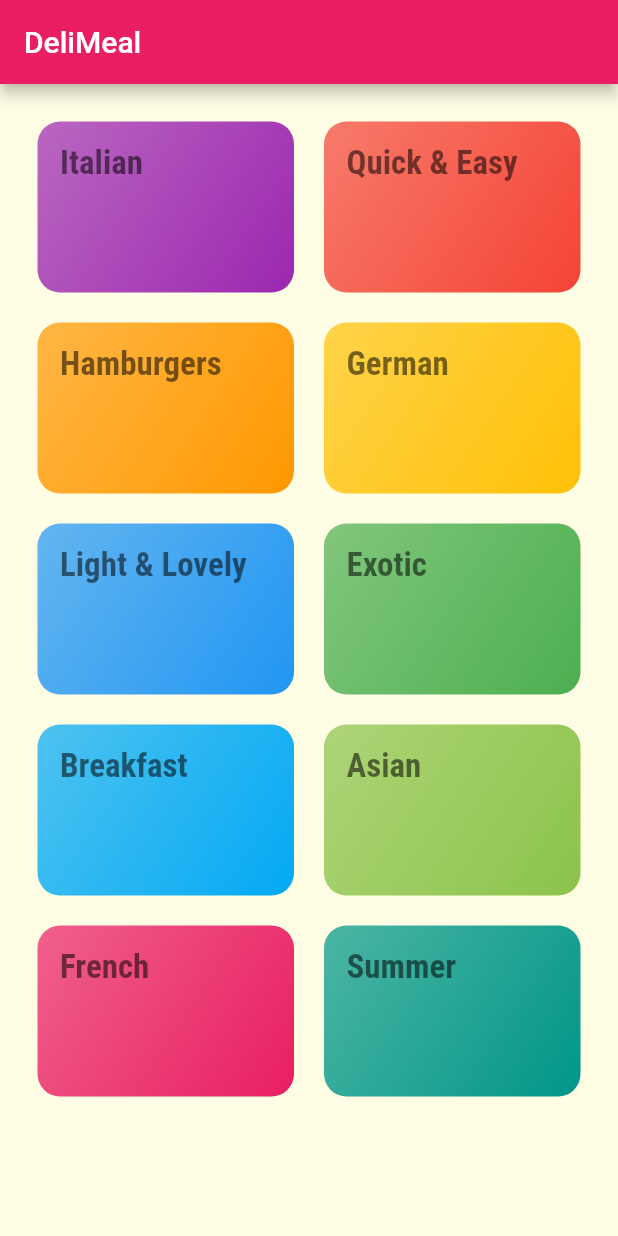
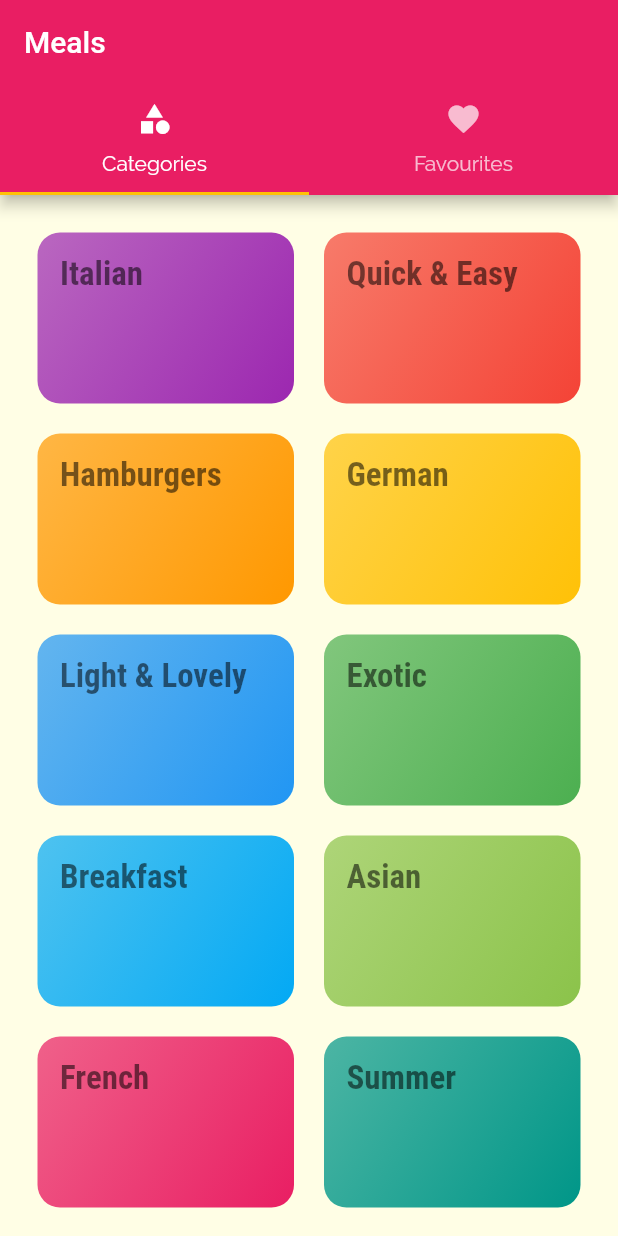
Before and after one commit to Sanocki-dev/Flutter-Meals_App, a Flutter app: the screen it shows after launch, on a phone screen of 412 x 824 dp. Run offline on Flutter 3.47's test engine with Material 2 defaults, Android fonts, the phone set to English and light mode, and no system bars.

Commit message:
Added Top Tabs

```diff
--- a/lib/main.dart
+++ b/lib/main.dart
@@ -1,6 +1,7 @@
 import 'package:flutter/material.dart';
 
 // Local
+import './screens/tabs_screen.dart';
 import './screens/categories_screen.dart';
 import './screens/category_meals_screen.dart';
 import './screens/meal_detail_screen.dart';
@@ -34,7 +35,7 @@ class MyApp extends StatelessWidget {
       // home: CategoriesScreen(),
       initialRoute: '/',
       routes: {
-        '/': (ctx) => const CategoriesScreen(),
+        '/': (ctx) => const TabsScreen(),
         CategoryMealsScreen.routeName: (ctx) => CategoryMealsScreen(),
         MealDetailScreen.routeName: (ctx) => MealDetailScreen(),
       },
--- a/lib/screens/categories_screen.dart
+++ b/lib/screens/categories_screen.dart
@@ -9,11 +9,7 @@ class CategoriesScreen extends StatelessWidget {
 
   @override
   Widget build(BuildContext context) {
-    return Scaffold(
-      appBar: AppBar(
-        title: const Text('DeliMeal'),
-      ),
-      body: GridView(
+    return GridView(
       padding: const EdgeInsets.all(25),
       gridDelegate:
           // The width of the objects in the grid
@@ -26,7 +22,6 @@ class CategoriesScreen extends StatelessWidget {
           .map((catData) =>
               CategoryItem(catData.id, catData.title, catData.color))
           .toList(),
-      ),
     );
   }
 }
--- /dev/null
+++ b/lib/screens/favourites_screen.dart
@@ -0,0 +1,12 @@
+import 'package:flutter/material.dart';
+
+class FavouritesScreen extends StatelessWidget {
+  const FavouritesScreen({Key? key}) : super(key: key);
+
+  @override
+  Widget build(BuildContext context) {
+    return Center(
+      child: Text('Favourites'),
+    );
+  }
+}
--- /dev/null
+++ b/lib/screens/tabs_screen.dart
@@ -0,0 +1,44 @@
+import 'package:flutter/material.dart';
+
+// Local
+import './favourites_screen.dart';
+import './categories_screen.dart';
+
+class TabsScreen extends StatefulWidget {
+  const TabsScreen({Key? key}) : super(key: key);
+
+  @override
+  _TabsScreenState createState() => _TabsScreenState();
+}
+
+class _TabsScreenState extends State<TabsScreen> {
+  @override
+  Widget build(BuildContext context) {
+    return DefaultTabController(
+      length: 2,
+      child: Scaffold(
+        appBar: AppBar(
+          title: const Text('Meals'),
+          bottom: const TabBar(
+            tabs: [
+              Tab(
+                icon: Icon(Icons.category),
+                text: 'Categories',
+              ),
+              Tab(
+                icon: Icon(Icons.favorite),
+                text: 'Favourites',
+              ),
+            ],
+          ),
+        ),
+        body: const TabBarView(
+          children: [
+            CategoriesScreen(),
+            FavouritesScreen(),
+          ],
+        ),
+      ),
+    );
+  }
+}
```
Lines whose indentation alone changed are shown as unchanged.
